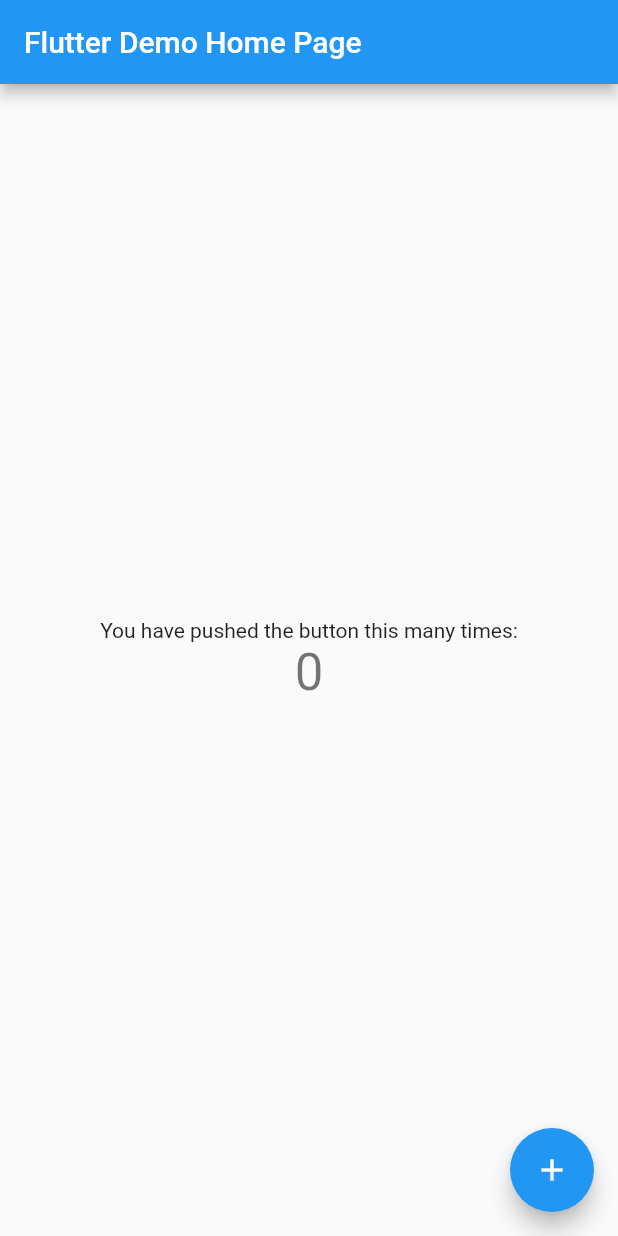
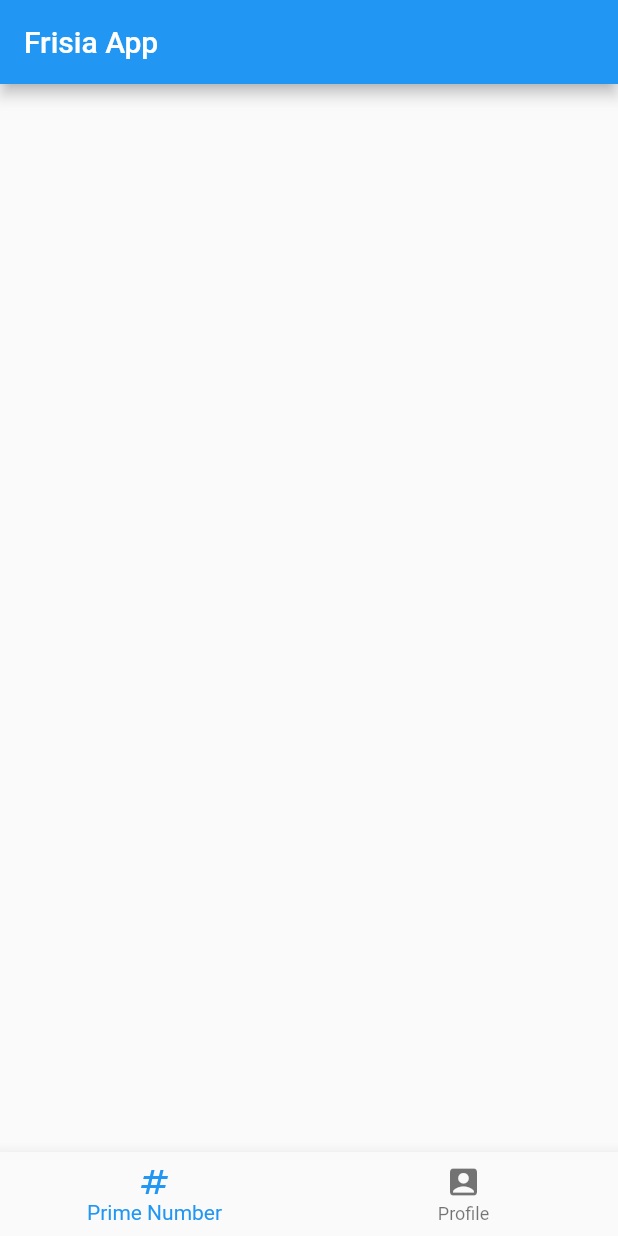
Before and after one commit to ayihardiyanto/prime-number-generator, a Flutter app: the screen it shows after launch, on a phone screen of 412 x 824 dp. Run offline on Flutter 3.47's test engine with Material 2 defaults, Android fonts, the light colour scheme and no system bars.

Commit message:
feat: able to navigate between menus

```diff
--- a/lib/main.dart
+++ b/lib/main.dart
@@ -1,4 +1,7 @@
 import 'package:flutter/material.dart';
+import 'package:frisia_application/view/controller/home_controller.dart';
+import 'package:frisia_application/view/screen/home.dart';
+import 'package:provider/provider.dart';
 
 void main() {
   runApp(const MyApp());
@@ -13,103 +16,16 @@
     return MaterialApp(
       title: 'Flutter Demo',
       theme: ThemeData(
-        // This is the theme of your application.
-        //
-        // Try running your application with "flutter run". You'll see the
-        // application has a blue toolbar. Then, without quitting the app, try
-        // changing the primarySwatch below to Colors.green and then invoke
-        // "hot reload" (press "r" in the console where you ran "flutter run",
-        // or simply save your changes to "hot reload" in a Flutter IDE).
-        // Notice that the counter didn't reset back to zero; the application
-        // is not restarted.
         primarySwatch: Colors.blue,
       ),
-      home: const MyHomePage(title: 'Flutter Demo Home Page'),
+      home: MultiProvider(
+        providers: [
+          ChangeNotifierProvider(
+            create: (context) => HomeController(),
+          )
+        ],
+        child: const Home(),
+      ),
     );
   }
 }
-
-class MyHomePage extends StatefulWidget {
-  const MyHomePage({super.key, required this.title});
-
-  // This widget is the home page of your application. It is stateful, meaning
-  // that it has a State object (defined below) that contains fields that affect
-  // how it looks.
-
-  // This class is the configuration for the state. It holds the values (in this
-  // case the title) provided by the parent (in this case the App widget) and
-  // used by the build method of the State. Fields in a Widget subclass are
-  // always marked "final".
-
-  final String title;
-
-  @override
-  State<MyHomePage> createState() => _MyHomePageState();
-}
-
-class _MyHomePageState extends State<MyHomePage> {
-  int _counter = 0;
-
-  void _incrementCounter() {
-    setState(() {
-      // This call to setState tells the Flutter framework that something has
-      // changed in this State, which causes it to rerun the build method below
-      // so that the display can reflect the updated values. If we changed
-      // _counter without calling setState(), then the build method would not be
-      // called again, and so nothing would appear to happen.
-      _counter++;
-    });
-  }
-
-  @override
-  Widget build(BuildContext context) {
-    // This method is rerun every time setState is called, for instance as done
-    // by the _incrementCounter method above.
-    //
-    // The Flutter framework has been optimized to make rerunning build methods
-    // fast, so that you can just rebuild anything that needs updating rather
-    // than having to individually change instances of widgets.
-    return Scaffold(
-      appBar: AppBar(
-        // Here we take the value from the MyHomePage object that was created by
-        // the App.build method, and use it to set our appbar title.
-        title: Text(widget.title),
-      ),
-      body: Center(
-        // Center is a layout widget. It takes a single child and positions it
-        // in the middle of the parent.
-        child: Column(
-          // Column is also a layout widget. It takes a list of children and
-          // arranges them vertically. By default, it sizes itself to fit its
-          // children horizontally, and tries to be as tall as its parent.
-          //
-          // Invoke "debug painting" (press "p" in the console, choose the
-          // "Toggle Debug Paint" action from the Flutter Inspector in Android
-          // Studio, or the "Toggle Debug Paint" command in Visual Studio Code)
-          // to see the wireframe for each widget.
-          //
-          // Column has various properties to control how it sizes itself and
-          // how it positions its children. Here we use mainAxisAlignment to
-          // center the children vertically; the main axis here is the vertical
-          // axis because Columns are vertical (the cross axis would be
-          // horizontal).
-          mainAxisAlignment: MainAxisAlignment.center,
-          children: <Widget>[
-            const Text(
-              'You have pushed the button this many times:',
-            ),
-            Text(
-              '$_counter',
-              style: Theme.of(context).textTheme.headline4,
-            ),
-          ],
-        ),
-      ),
-      floatingActionButton: FloatingActionButton(
-        onPressed: _incrementCounter,
-        tooltip: 'Increment',
-        child: const Icon(Icons.add),
-      ), // This trailing comma makes auto-formatting nicer for build methods.
-    );
-  }
-}
--- /dev/null
+++ b/lib/view/common/constants/strings.dart
@@ -0,0 +1,25 @@
+// ignore_for_file: library_private_types_in_public_api
+
+class Strings {
+  static const _PrimeNumberStrings primeNumber = _PrimeNumberStrings();
+  static const _ProfileStrings profile = _ProfileStrings();
+  static const _GeneralStrings general = _GeneralStrings();
+}
+
+class _PrimeNumberStrings {
+  const _PrimeNumberStrings();
+
+  String get bottomNavigationBarTitle => 'Prime Number';
+}
+
+class _ProfileStrings {
+  const _ProfileStrings();
+
+  String get bottomNavigationBarTitle => 'Profile';
+}
+
+class _GeneralStrings {
+  const _GeneralStrings();
+
+  String get appBarTitle => 'Frisia App';
+}
--- /dev/null
+++ b/lib/view/controller/home_controller.dart
@@ -0,0 +1,14 @@
+import 'package:flutter/cupertino.dart';
+
+class HomeController extends ChangeNotifier {
+  int _screenIndex;
+
+  HomeController() : _screenIndex = 0;
+
+  set updateScreenIndex(int index) {
+    _screenIndex = index;
+    notifyListeners();
+  }
+
+  int get screenIndex => _screenIndex;
+}
--- /dev/null
+++ b/lib/view/screen/home.dart
@@ -0,0 +1,33 @@
+import 'package:flutter/material.dart';
+import 'package:frisia_application/view/common/constants/strings.dart';
+import 'package:frisia_application/view/controller/home_controller.dart';
+import 'package:provider/provider.dart';
+
+class Home extends StatelessWidget {
+  const Home({super.key});
+
+  @override
+  Widget build(BuildContext context) {
+    return Consumer<HomeController>(builder: (context, controller, child) {
+      return Scaffold(
+        appBar: AppBar(title:  Text(Strings.general.appBarTitle)),
+        bottomNavigationBar: BottomNavigationBar(
+          onTap: (value) {
+            controller.updateScreenIndex = value;
+          },
+          currentIndex: controller.screenIndex,
+          items: [
+            BottomNavigationBarItem(
+              icon: const Icon(Icons.numbers),
+              label: Strings.primeNumber.bottomNavigationBarTitle,
+            ),
+            BottomNavigationBarItem(
+              icon: const Icon(Icons.account_box_rounded),
+              label: Strings.profile.bottomNavigationBarTitle,
+            ),
+          ],
+        ),
+      );
+    });
+  }
+}
```
Also changed, not shown: pubspec.yaml (+5 -12 lines), lib/view/controller/controllers.dart (added), lib/view/widgets/widgets.dart (added), pubspec.lock, 5 other files.
